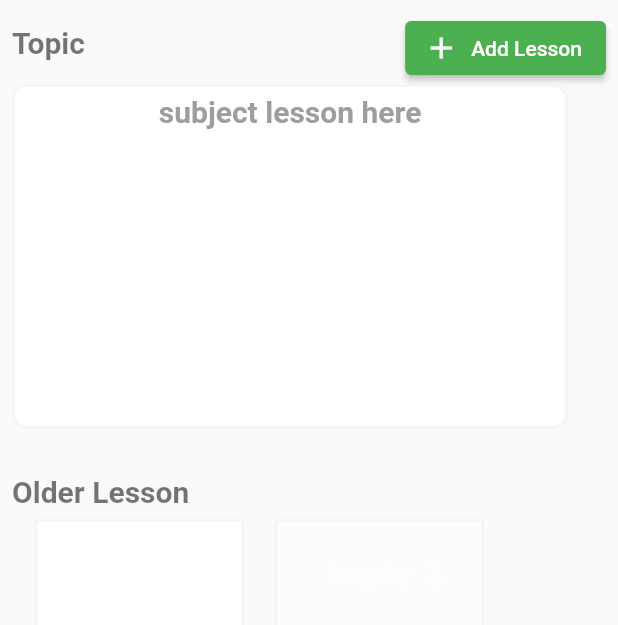
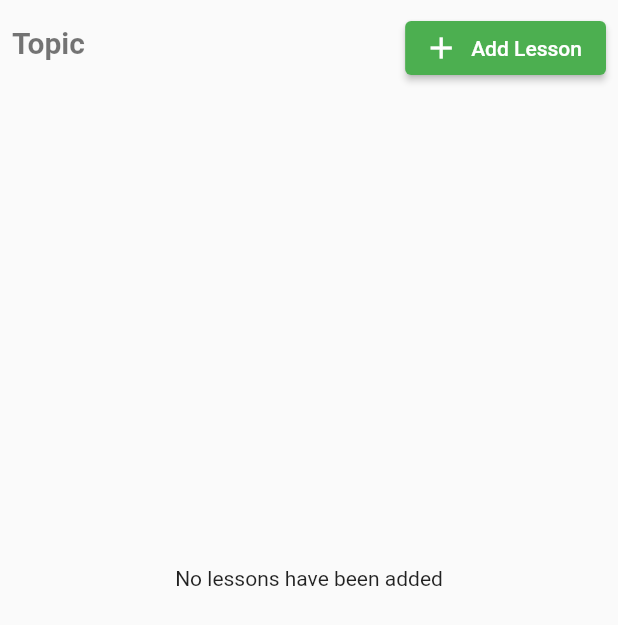
Before and after one commit to twiggy20/mobile-app, a Flutter app: the ClassRoomLesson screen opened directly, on a phone screen of 412 x 824 dp. Shown: the top 625 px of the screen. Run offline on Flutter 3.47's test engine with Material 2 defaults, Android fonts, the phone set to English and light mode, and no system bars; our stand-ins replace cached_network_image, cloud_firestore, file_picker, firebase_auth, firebase_core, firebase_storage and 2 more; accounts and stored records are empty.

Commit message:
old work

```diff
--- a/lib/Pages/Authenticate/Identity.dart
+++ b/lib/Pages/Authenticate/Identity.dart
@@ -100,7 +100,7 @@ class _identityState extends State<identity> {
                                   color: Color(0xFFC8C23E),
                                 ),
                                 child: Center(
-                                  child: Image.asset("Assets/School_girl.png",width: 28.86,height: 37,fit: BoxFit.contain,),
+                                  child: Image.asset("Assets/female_student.png",width: 28.86,height: 37,fit: BoxFit.contain,),
                                 ),
                               ),
                               SizedBox(width:28),
--- a/lib/Pages/Lesson/Classroom_Lesson.dart
+++ b/lib/Pages/Lesson/Classroom_Lesson.dart
@@ -1,3 +1,4 @@
+import 'package:cached_network_image/cached_network_image.dart';
 import 'package:flutter/cupertino.dart';
 import 'package:flutter/material.dart';
 import 'package:mobile_teacher_app/Pages/Lesson/Lesson_Form.dart';
@@ -29,6 +30,7 @@ class _ClassRoomLessonState extends State<ClassRoomLesson> {
 
   loadLessons() async {
     _lessons = await _classService.retrieveLessons(widget.courseId);
+    print('LESSONS ::>>>>>>>>>>>>> ${_lessons.length}');
     setState(() {
       loading = false;
     });
@@ -36,16 +38,16 @@ class _ClassRoomLessonState extends State<ClassRoomLesson> {
 
   @override
   Widget build(BuildContext context) {
-    return loading
-        ? Center(
+    if (loading) {
+      return Center(
             child: CircularProgressIndicator(),
-          )
-        : Scaffold(
+          );
+    } else {
+      return Scaffold(
             body: Padding(
             padding: const EdgeInsets.all(8.0),
+            child: SingleChildScrollView(
               child: Column(
-              children: [
-                Column(
                 //crossAxisAlignment: CrossAxisAlignment.start,
                 children: [
                   Row(
@@ -64,7 +66,7 @@ class _ClassRoomLessonState extends State<ClassRoomLesson> {
                       ),
                       ElevatedButton.icon(
                           onPressed: () {
-                              Navigator.pushNamed(context, LessonForm.id);
+                            Navigator.pushNamed(context, LessonForm.id, arguments: widget.courseId);
                           },
                           icon: Icon(Icons.add),
                           label: Text("Add Lesson"),
@@ -75,97 +77,50 @@ class _ClassRoomLessonState extends State<ClassRoomLesson> {
                                   MaterialStateProperty.all(Colors.green)))
                     ],
                   ),
-                    Row(
-                      children: [
                   Container(
-                            width: SizeConfig.screenWidth * 0.9,
-                            height: 230,
-                            padding: EdgeInsets.fromLTRB(0, 5, 0, 10),
-                            child: Text('subject lesson here',
-                                textAlign: TextAlign.center,
-                                style: TextStyle(
-                                    color: Colors.grey,
-                                    fontSize: 20,
-                                    fontWeight: FontWeight.bold)),
-                            decoration: BoxDecoration(
-                                color: Colors.white,
-                                borderRadius:
-                                    BorderRadius.all(Radius.circular(10.0)),
-                                border: Border.all(
-                                    color: Colors.grey[100], width: 2))),
-                      ],
+                    height: MediaQuery.of(context).size.height * 0.8,
+                    child: FutureBuilder(
+                      future: _classService.retrieveLessons(widget.courseId),
+                      builder: (BuildContext context, AsyncSnapshot snapshot) {
+                        if (snapshot.hasError) {
+                          return Text('Something went wrong');
+                        }
+                        if (snapshot.hasData) {
+                          if (snapshot.data.length > 0) {
+                            return
+                              Container(
+                                // height: MediaQuery.of(context).size.height * 0.4,
+                                child: ListView.builder(
+                                    itemCount: snapshot.data.length,
+                                    itemBuilder: (context, index) {
+
+                                      Lesson lesson = snapshot.data[index];
+                                      return Container(
+                                        child: SizedBox(
+                                          height: MediaQuery.of(context).size.height * 0.25,
+                                          child: CachedNetworkImage(
+                                            imageUrl: lesson.fileUrl,
+                                            placeholder: (context, url) => CircularProgressIndicator(),
+                                            errorWidget: (context, url, error) => Icon(Icons.error),
+                                          ),
+                                        ),
+                                      );
+                                    }),
+                              );
+                          } else {
+                            return Center(
+                              child: Text('No lessons have been added'),
+                            );
+                          }
+                        }
+                        return Center(child: CircularProgressIndicator());
+                      },
+                    ),
                   )
                 ],
               ),
-                /*  Column(
-                crossAxisAlignment: CrossAxisAlignment.start,
-                children: [
-                  Text('1 hour ago',
-                      // textAlign: TextAlign.right,
-                      style: TextStyle(color: Colors.black54,
-                          fontSize: 20,
-                          fontWeight: FontWeight.w200  )
-                  )
-                ],
-              ),*/
-                SizedBox(
-                  height: 30,
-                ),
-                Column(
-                  //crossAxisAlignment: CrossAxisAlignment.start,
-                  children: [
-                    Container(
-                      width: SizeConfig.screenWidth,
-                      height: 20,
-                      margin: EdgeInsets.fromLTRB(0, 0, 5.0, 10),
-                      padding: EdgeInsets.fromLTRB(0, 0, 5.0, 0),
-                      child: Text('Older Lesson',
-                          textAlign: TextAlign.left,
-                          style: TextStyle(
-                              color: Colors.black54,
-                              fontSize: 20,
-                              fontWeight: FontWeight.bold)),
-                    ),
-                    Row(
-                      children: [
-                        Container(
-                          width: 140,
-                          height: 80,
-                          margin: EdgeInsets.fromLTRB(15.0, 0, 5.0, 10.0),
-                          padding: EdgeInsets.fromLTRB(15.0, 20.0, 5.0, 10.0),
-                          decoration: BoxDecoration(
-                              color: Colors.white,
-                              border: Border.all(
-                                  color: Colors.grey[100], width: 2)),
-                          child: Text('topic 2',
-                              textAlign: TextAlign.center,
-                              style: TextStyle(
-                                  color: Colors.white30,
-                                  fontSize: 10,
-                                  fontWeight: FontWeight.bold)),
-                        ),
-                        Container(
-                          width: 140,
-                          height: 80,
-                          margin: EdgeInsets.fromLTRB(15.0, 0, 10, 10.0),
-                          padding: EdgeInsets.fromLTRB(15.0, 20.0, 5.0, 10.0),
-                          decoration: BoxDecoration(
-                              color: Colors.white30,
-                              border: Border.all(
-                                  color: Colors.grey[100], width: 2)),
-                          child: Text('topic 3',
-                              textAlign: TextAlign.center,
-                              style: TextStyle(
-                                  color: Colors.white30,
-                                  fontSize: 25,
-                                  fontWeight: FontWeight.bold)),
-                        ),
-                      ],
-                    )
-                  ],
-                )
-              ],
             ),
           ));
     }
   }
+}
--- a/lib/models/Lesson.dart
+++ b/lib/models/Lesson.dart
@@ -1,19 +1,22 @@
 class Lesson {
-  final String uid;
-  final String title;
-  final String fileUrl;
+  String uid;
+  String title;
+  String fileUrl;
+  String fileName;
 
-  Lesson({this.uid, this.title, this.fileUrl});
+  Lesson({this.uid, this.title, this.fileUrl, this.fileName});
 
   Lesson.fromData(Map<String, dynamic> data)
       : uid = data['uid'],
         title = data['title'],
+        fileName = data['fileName'],
         fileUrl = data['fileUrl'];
 
   Map<String, dynamic> toJson() {
     return {
       'uid': uid,
       'title': title,
+      'fileName': fileName,
       'fileUrl': fileUrl,
     };
   }
--- /dev/null
+++ b/lib/models/dialog_model.dart
@@ -0,0 +1,26 @@
+import 'package:flutter/foundation.dart';
+
+class DialogRequest {
+  final String title;
+  final String description;
+  final String buttonTitle;
+  final String cancelTitle;
+
+  DialogRequest(
+      {@required this.title,
+        @required this.description,
+        @required this.buttonTitle,
+        this.cancelTitle});
+}
+
+class DialogResponse {
+  final String fieldOne;
+  final String fieldTwo;
+  final bool confirmed;
+
+  DialogResponse({
+    this.fieldOne,
+    this.fieldTwo,
+    this.confirmed,
+  });
+}
--- a/lib/services/class_service.dart
+++ b/lib/services/class_service.dart
@@ -1,9 +1,11 @@
 import 'dart:convert';
 
 import 'package:cloud_firestore/cloud_firestore.dart';
+import 'package:mobile_teacher_app/locator.dart';
 import 'package:mobile_teacher_app/models/Lesson.dart';
 import 'package:mobile_teacher_app/models/Student.dart';
 import 'package:mobile_teacher_app/models/app_class.dart';
+import 'package:mobile_teacher_app/services/auth_service.dart';
 
 class ClassService {
   final FirebaseFirestore _firestore = FirebaseFirestore.instance;
@@ -13,6 +15,7 @@ class ClassService {
       FirebaseFirestore.instance.collection('class_students');
   final CollectionReference _studentReference =
       FirebaseFirestore.instance.collection('students');
+  final AuthService _authService = locator<AuthService>();
 
   Future addClass({
     String name,
@@ -20,7 +23,8 @@ class ClassService {
   }) async {
     try {
       var newClass = await _classReference.doc().id;
-      await _classReference.doc().set({'id': newClass, 'name': name, 'code': code});
+
+      await _classReference.doc().set({'id': newClass, 'name': name, 'code': code, 'creator': _authService.currentUser});
       return newClass;
     } catch (e) {
       print(e.toString());
@@ -55,7 +59,6 @@ class ClassService {
       List<QueryDocumentSnapshot> students =
       await _classStudentReference.where('class', isEqualTo: classId).get().then((QuerySnapshot querySnapshot) => querySnapshot.docs);
       // await _classStudentReference.doc('FgWsrKKMHYFErHnznITA_DzQyS1bHl7GtQon3YC5F').delete().then((value) => print('SUCCESS'));
-      print('LENGTH ${students.length}');
       students.forEach((element) {
         print(element.id);
         print(element.data()['student']);
@@ -87,7 +90,7 @@ class ClassService {
   Future allClasses() async {
     try {
       List<QueryDocumentSnapshot> classes = await _classReference
-          .limit(4)
+          .limit(10)
           .get()
           .then((QuerySnapshot querySnapshot) => querySnapshot.docs);
       var mappedClass = classes.map((e) {
@@ -122,10 +125,13 @@ class ClassService {
     try {
       print('TRYINGGGGG');
       List<QueryDocumentSnapshot> lessons = await _classReference
-          .doc(courseId).collection("lesson")
+          .doc(courseId).collection("lessons")
           .get()
           .then((QuerySnapshot querySnapshot) => querySnapshot.docs);
       print('LENGTH ${lessons.length}');
+      lessons.forEach((element) {
+        print('ELEMENT ::>  ${element.data()}');
+      });
       return lessons.map((e) => Lesson.fromData(e.data())).toList();
     } catch(e) {
       print(e);
```
Also changed, not shown: lib/Pages/Authenticate/Sign_In.dart (+25 -40 lines), lib/Pages/Home/Home.dart (+4 -14 lines), lib/Pages/Lesson/Lesson_Form.dart (+70 -39 lines), lib/Pages/student/Student_List.dart (+3 -4 lines), lib/dialog_manager.dart (added, +53 -0 lines), lib/locator.dart (+7 -2 lines), lib/main.dart (+12 -0 lines), lib/services/auth_service.dart (+6 -2 lines), lib/services/dialog_service.dart (added, +54 -0 lines), lib/services/file_service.dart (added, +36 -0 lines), lib/services/storage_service.dart (added, +15 -0 lines), lib/widgets/UploadStatus.dart (added, +9 -0 lines), pubspec.yaml (+11 -1 lines), pubspec.lock, 1 other file. Lines whose indentation alone changed are shown as unchanged.
